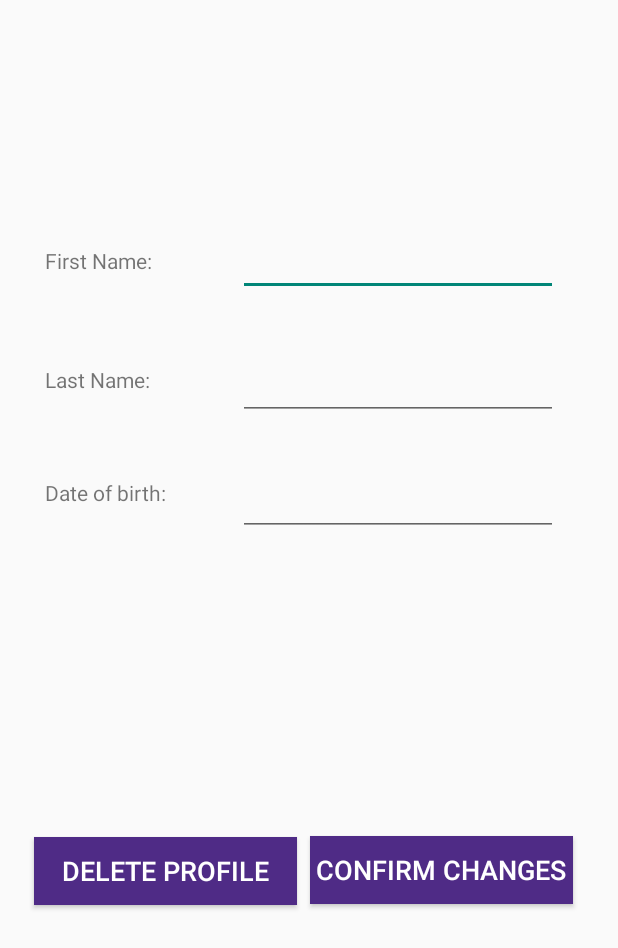
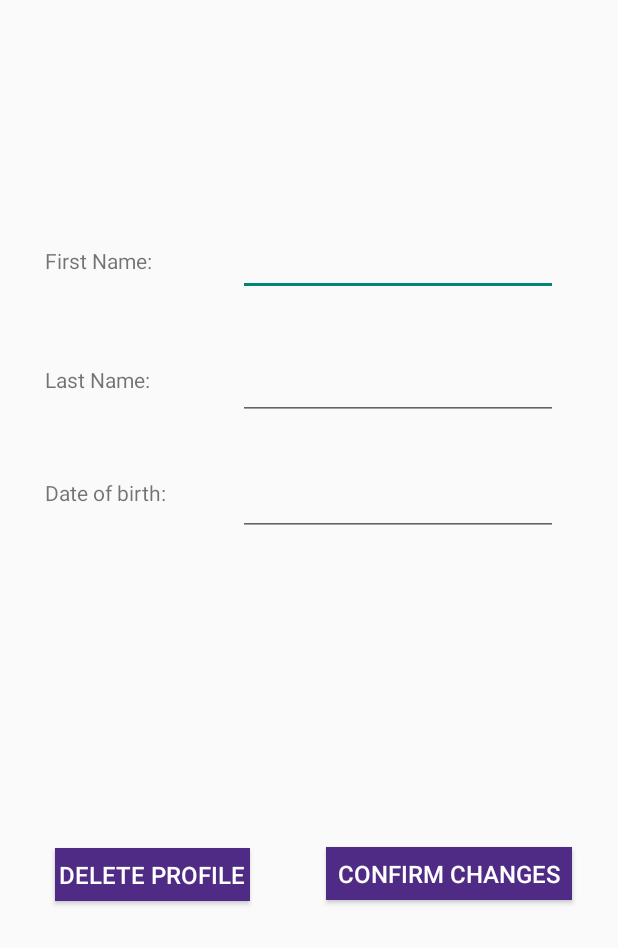
Before and after one commit to lsscecilia/AAVax, an Android app: the fragment EditProfileFragment shown on its own in the app's theme, on a phone screen of 412 x 824 dp. Shown: the top 948 px of the screen. Run offline under Robolectric (Android 15) with nearby library versions, the phone set to English and light mode, and no system bars; our stand-ins replace EventBus, Firebase (no records; nobody signed in at launch, a user with empty details on screens opened directly); 3 statements that could not run were skipped.

Commit message:
bugs solved (maps, new profile), some refinements on UI

```diff
--- a/app/src/main/java/com/example/aavax/ui/profile/OtherProfilesFragment.java
+++ b/app/src/main/java/com/example/aavax/ui/profile/OtherProfilesFragment.java
@@ -45,7 +45,7 @@ public class OtherProfilesFragment extends Fragment {
     @Override
     public void onCreate(@Nullable Bundle savedInstanceState) {
         super.onCreate(savedInstanceState);
-        mIMainActivity.setToolbarTitle(getTag());
+        mIMainActivity.setToolbarTitle("Other profiles");
     }
 
     @Nullable
--- a/app/src/main/res/layout/activity_main.xml
+++ b/app/src/main/res/layout/activity_main.xml
@@ -13,7 +13,7 @@
         >
 
         <androidx.appcompat.widget.Toolbar
-            android:id="@+id/toolbar"
+            android:id="@+id/mapsToolBar"
             android:layout_width="match_parent"
             android:layout_height="?attr/actionBarSize"
             android:background="@color/colorPrimary"
@@ -36,7 +36,7 @@
             android:layout_width="match_parent"
             android:layout_height="match_parent"
             android:layout_above="@id/bottom_navigation"
-            android:layout_below="@+id/toolbar"
+            android:layout_below="@+id/mapsToolBar"
             android:layout_alignParentEnd="true"
             android:layout_marginTop="-2dp"
             android:layout_marginEnd="0dp"
--- a/app/src/main/res/layout/fragment_edit_profile.xml
+++ b/app/src/main/res/layout/fragment_edit_profile.xml
@@ -56,8 +56,8 @@
 
     <Button
         android:id="@+id/editConfirmChangeButton"
-        android:layout_width="175dp"
-        android:layout_height="45dp"
+        android:layout_width="164dp"
+        android:layout_height="35dp"
         android:layout_gravity="start"
         android:layout_marginStart="48dp"
         android:layout_marginEnd="20dp"
@@ -65,7 +65,7 @@
         android:gravity="center|center_horizontal"
         android:text="Confirm Changes"
         android:textColor="#FFFFFF"
-        android:textSize="18sp"
+        android:textSize="16sp"
         app:layout_constraintBottom_toBottomOf="parent"
         app:layout_constraintEnd_toEndOf="parent"
         app:layout_constraintHorizontal_bias="0.941"
@@ -75,15 +75,15 @@
 
     <Button
         android:id="@+id/deleteProfileButton"
-        android:layout_width="175dp"
-        android:layout_height="45dp"
+        android:layout_width="130dp"
+        android:layout_height="35dp"
         android:layout_gravity="start"
         android:layout_marginStart="20dp"
         android:background="@color/colorPrimaryDark"
         android:gravity="center|center_horizontal"
         android:text="Delete Profile"
         android:textColor="#FFFFFF"
-        android:textSize="18sp"
+        android:textSize="16sp"
         app:layout_constraintBottom_toBottomOf="parent"
         app:layout_constraintEnd_toStartOf="@+id/editConfirmChangeButton"
         app:layout_constraintHorizontal_bias="0.25"
--- a/app/src/main/res/layout/fragment_profile_page.xml
+++ b/app/src/main/res/layout/fragment_profile_page.xml
@@ -7,7 +7,7 @@
     android:background="@color/appBackground">
 
     <androidx.appcompat.widget.Toolbar
-        android:id="@+id/toolbar"
+        android:id="@+id/mapsToolBar"
         android:layout_width="match_parent"
         android:layout_height="300dp"
         android:background="@color/colorPrimary" />
```
Also changed, not shown: app/src/main/java/com/example/aavax/ui/maps/MapsActivity.java (+29 -13 lines), app/src/main/java/com/example/aavax/ui/profile/NewProfileEntry.java (+0 -7 lines), app/src/main/res/layout/activity_maps.xml (+4 -3 lines).
